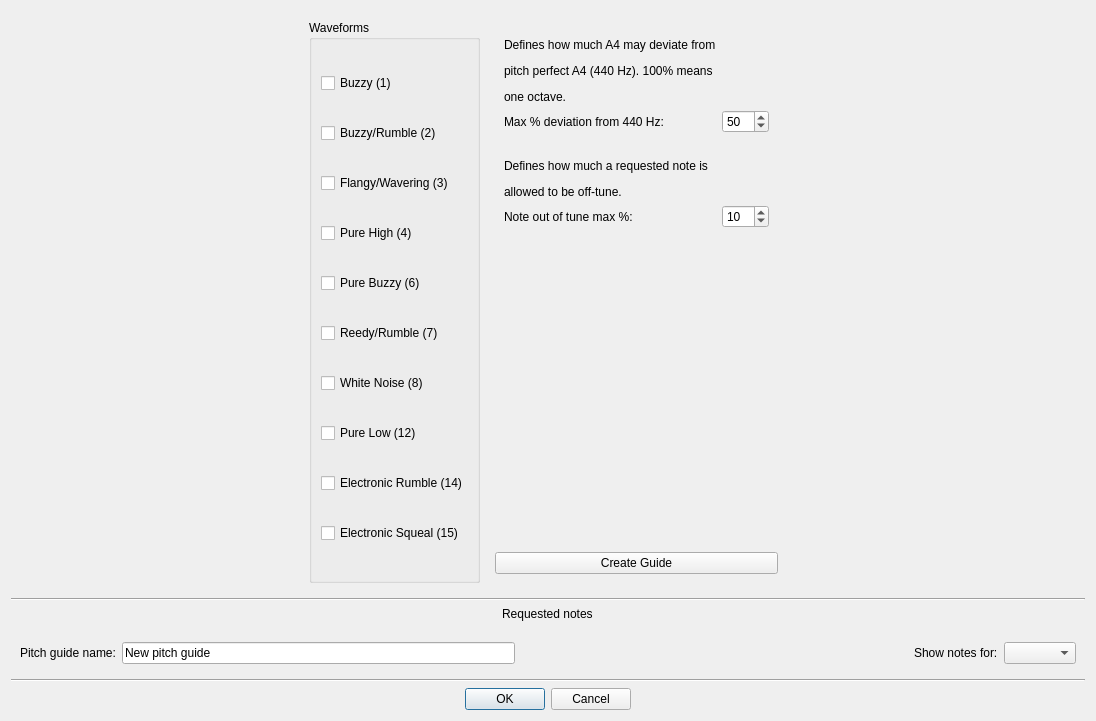
The window that createguidedialog.ui (steux/tiatracker) describes before a commit, drawn with Qt 5.
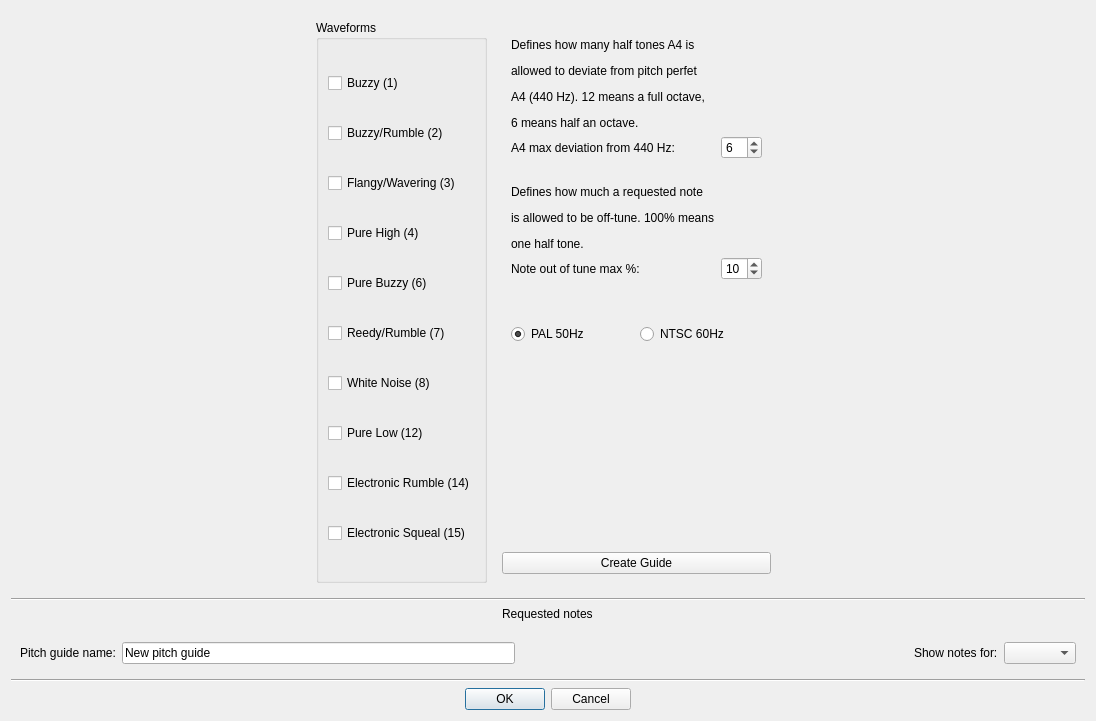
The same window after the commit. Custom widgets are drawn as their Qt base class.

Commit message: - added TV standard to create guide dialog - changed max deviation semantics to #half-tones

The edit to the form file:
```diff
--- a/createguidedialog.ui
+++ b/createguidedialog.ui
@@ -127,10 +127,16 @@
             </sizepolicy>
            </property>
            <layout class="QGridLayout" name="gridLayout">
-            <item row="1" column="0">
-             <widget class="QLabel" name="label_3">
-              <property name="text">
-               <string>Max % deviation from 440 Hz:</string>
+            <item row="4" column="1">
+             <widget class="QSpinBox" name="spinBoxGuideMaxOffTune">
+              <property name="minimum">
+               <number>1</number>
+              </property>
+              <property name="maximum">
+               <number>49</number>
+              </property>
+              <property name="value">
+               <number>10</number>
               </property>
              </widget>
             </item>
@@ -144,40 +150,34 @@
             <item row="1" column="1">
              <widget class="QSpinBox" name="spinBoxGuideMaxDeviation">
               <property name="minimum">
-               <number>10</number>
-              </property>
-              <property name="maximum">
-               <number>200</number>
-              </property>
-              <property name="value">
-               <number>50</number>
-              </property>
-             </widget>
-            </item>
-            <item row="4" column="1">
-             <widget class="QSpinBox" name="spinBoxGuideMaxOffTune">
-              <property name="minimum">
                <number>1</number>
               </property>
               <property name="maximum">
-               <number>49</number>
+               <number>24</number>
               </property>
               <property name="value">
-               <number>10</number>
+               <number>6</number>
               </property>
              </widget>
             </item>
-            <item row="0" column="0">
-             <widget class="QLabel" name="label_6">
+            <item row="1" column="0">
+             <widget class="QLabel" name="label_3">
               <property name="text">
-               <string>&lt;html&gt;&lt;head/&gt;&lt;body&gt;&lt;p&gt;Defines how much A4 may deviate from&lt;/p&gt;&lt;p&gt;pitch perfect A4 (440 Hz). 100% means&lt;/p&gt;&lt;p&gt;one octave.&lt;/p&gt;&lt;/body&gt;&lt;/html&gt;</string>
+               <string>A4 max deviation from 440 Hz:</string>
               </property>
              </widget>
             </item>
             <item row="3" column="0">
              <widget class="QLabel" name="label_5">
               <property name="text">
-               <string>&lt;html&gt;&lt;head/&gt;&lt;body&gt;&lt;p&gt;Defines how much a requested note is&lt;/p&gt;&lt;p&gt;allowed to be off-tune.&lt;/p&gt;&lt;/body&gt;&lt;/html&gt;</string>
+               <string>&lt;html&gt;&lt;head/&gt;&lt;body&gt;&lt;p&gt;Defines how much a requested note&lt;/p&gt;&lt;p&gt;is allowed to be off-tune. 100% means&lt;/p&gt;&lt;p&gt;one half tone.&lt;/p&gt;&lt;/body&gt;&lt;/html&gt;</string>
+              </property>
+             </widget>
+            </item>
+            <item row="0" column="0">
+             <widget class="QLabel" name="label_6">
+              <property name="text">
+               <string>&lt;html&gt;&lt;head/&gt;&lt;body&gt;&lt;p&gt;Defines how many half tones A4 is&lt;/p&gt;&lt;p&gt;allowed to deviate from pitch perfet&lt;/p&gt;&lt;p&gt;A4 (440 Hz). 12 means a full octave,&lt;/p&gt;&lt;p&gt;6 means half an octave.&lt;/p&gt;&lt;/body&gt;&lt;/html&gt;</string>
               </property>
              </widget>
             </item>
@@ -191,6 +191,36 @@
            </layout>
           </widget>
          </item>
+         <item>
+          <widget class="QLabel" name="label_9">
+           <property name="text">
+            <string/>
+           </property>
+          </widget>
+         </item>
+         <item>
+          <widget class="QWidget" name="widget_2" native="true">
+           <layout class="QHBoxLayout" name="horizontalLayout_3">
+            <item>
+             <widget class="QRadioButton" name="radioButtonGuidePal">
+              <property name="text">
+               <string>PAL 50Hz</string>
+              </property>
+              <property name="checked">
+               <bool>true</bool>
+              </property>
+             </widget>
+            </item>
+            <item>
+             <widget class="QRadioButton" name="radioButtonGuideNtsc">
+              <property name="text">
+               <string>NTSC 60Hz</string>
+              </property>
+             </widget>
+            </item>
+           </layout>
+          </widget>
+         </item>
          <item>
           <spacer name="verticalSpacer">
            <property name="orientation">
```
The commit also changes 2 other files.
